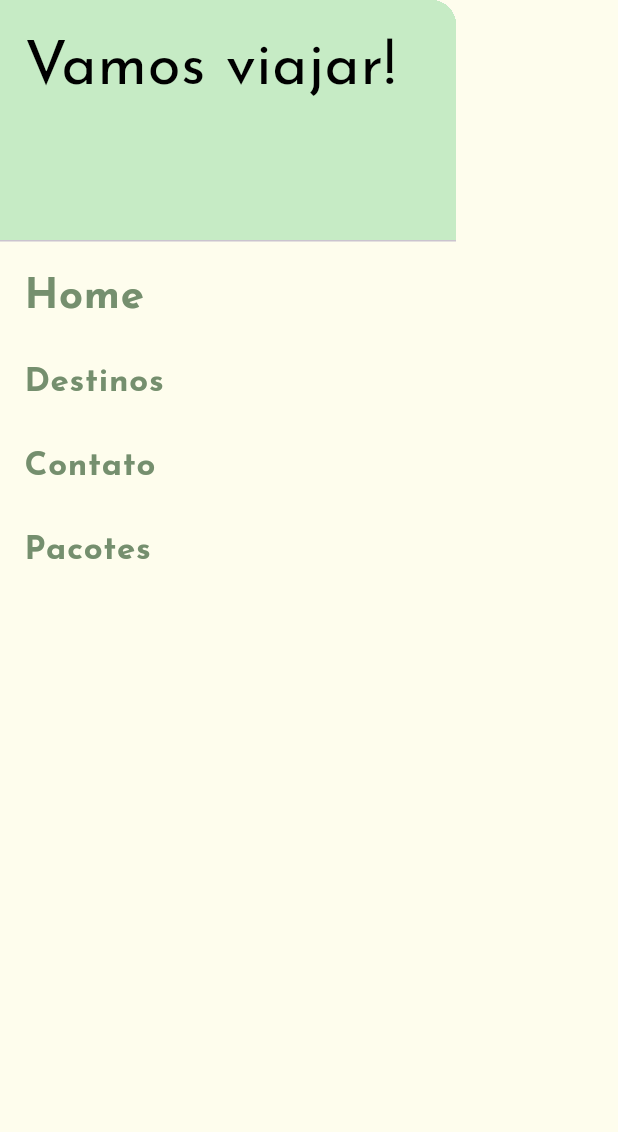
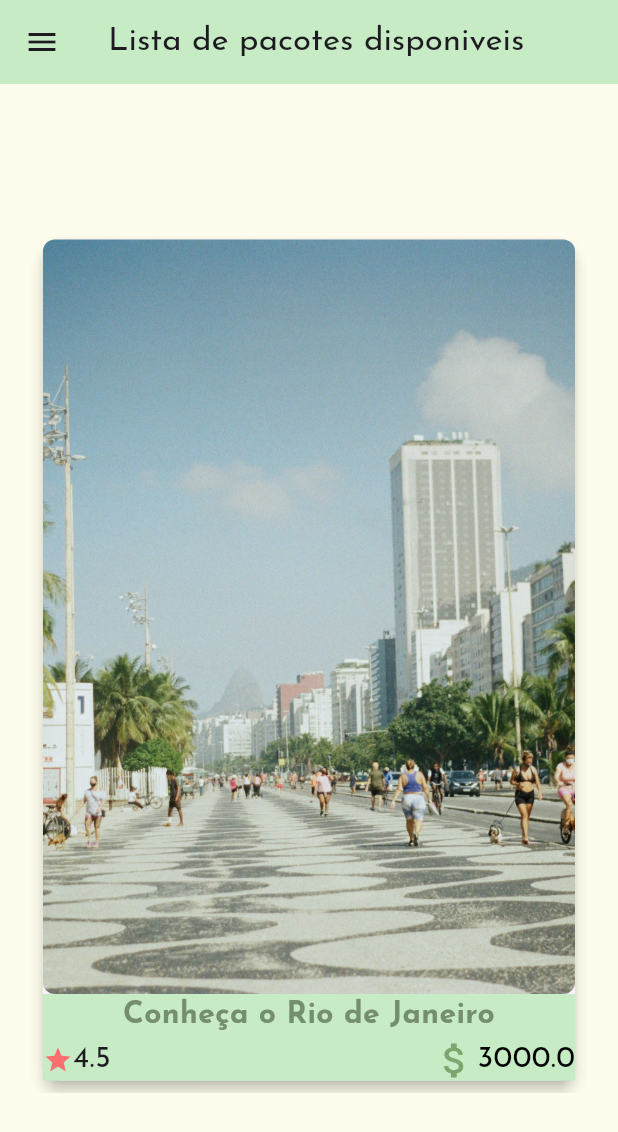
Before and after one commit to IsraelHamdan/missao-praica-lvl2, a Flutter app: the Sidebar widget shown alone on an empty page, opened directly, after a tap on "Pacotes", on a phone screen of 412 x 824 dp. Shown: the top 1132 px of the screen. Run offline on Flutter 3.47's test engine with Material 3 defaults, Android fonts, the phone set to English and light mode, and no system bars; our stand-ins replace google_fonts.

Commit message:
finalizando a pagina de lista de pacotes

```diff
--- a/analysis_options.yaml
+++ b/analysis_options.yaml
@@ -7,6 +7,9 @@
 
 # The following line activates a set of recommended lints for Flutter apps,
 # packages, and plugins designed to encourage good coding practices.
+analyzer:
+  errors:
+    must_be_immutable: ignore
 include: package:flutter_lints/flutter.yaml
 
 linter:
@@ -23,6 +26,5 @@ linter:
   rules:
     # avoid_print: false  # Uncomment to disable the `avoid_print` rule
     # prefer_single_quotes: true  # Uncomment to enable the `prefer_single_quotes` rule
-
 # Additional information about this file can be found at
 # https://dart.dev/guides/language/analysis-options
--- /dev/null
+++ b/lib/pacotes/pacotesList.dart
@@ -0,0 +1,137 @@
+import 'package:flutter/material.dart';
+import 'package:missaopratica/pacotes/pacotePage.dart';
+import 'package:missaopratica/pacotes/pacotesClass.dart';
+import 'package:missaopratica/pacotes/pacotesData.dart';
+import 'package:missaopratica/sidebar/sidebar.dart';
+
+class PacotesList extends StatelessWidget {
+  List<PacoteViagem> pacotes;
+  PacotesList({Key? key, required this.pacotes});
+
+  @override
+  Widget build(BuildContext context) {
+    return Scaffold(
+      appBar: AppBar(
+        title: const Text('Lista de pacotes disponiveis'),
+        backgroundColor: const Color(0xFFC6EBC5),
+      ),
+      drawer: const Sidebar(),
+      body: Center(
+        child: SizedBox(
+          width: MediaQuery.of(context).size.width * 0.9,
+          height: MediaQuery.of(context).size.height * 0.7,
+          child: Column(
+            children: [
+              Expanded(
+                  child: PageView.builder(
+                      scrollDirection: Axis.horizontal,
+                      itemCount: pacotesViagem.length,
+                      itemBuilder: (context, index) {
+                        final pacote = pacotesViagem[index];
+                        final localidade = pacote.informacoes[0].locais[0];
+                        final fotos = localidade.fotos;
+
+                        return GestureDetector(
+                          onTap: () {
+                            Navigator.push(
+                                context,
+                                MaterialPageRoute(
+                                    builder: (context) =>
+                                        PacotePage(pacote: pacote)));
+                          },
+                          child: Card(
+                            elevation: 4,
+                            margin: const EdgeInsets.all(8),
+                            child: SizedBox(
+                                width: MediaQuery.of(context).size.width * 0.6,
+                                height:
+                                    MediaQuery.of(context).size.height * 0.3,
+                                child: Column(
+                                  crossAxisAlignment: CrossAxisAlignment.start,
+                                  children: [
+                                    Expanded(
+                                      child: ClipRRect(
+                                        borderRadius: BorderRadius.circular(8),
+                                        child: Image.asset(
+                                          fotos[0].foto1,
+                                          fit: BoxFit.cover,
+                                          width: double.infinity,
+                                        ),
+                                      ),
+                                    ),
+                                    Container(
+                                        width: double.infinity,
+                                        height:
+                                            MediaQuery.of(context).size.height *
+                                                0.07,
+                                        color: const Color(0xFFC6EBC5),
+                                        child: Column(
+                                          crossAxisAlignment:
+                                              CrossAxisAlignment.start,
+                                          children: [
+                                            Center(
+                                              child: Text(
+                                                "${pacotesViagem[index].nome}",
+                                                style: const TextStyle(
+                                                  color: Color.fromARGB(
+                                                      255, 117, 143, 110),
+                                                  fontSize: 20,
+                                                  fontWeight: FontWeight.bold,
+                                                ),
+                                                textAlign: TextAlign.center,
+                                              ),
+                                            ),
+                                            Row(
+                                              mainAxisAlignment:
+                                                  MainAxisAlignment
+                                                      .spaceBetween,
+                                              children: [
+                                                Row(
+                                                  children: [
+                                                    const Icon(
+                                                      Icons.star,
+                                                      size: 20,
+                                                      color: Color(0xFFFA7070),
+                                                    ),
+                                                    Text(
+                                                      "${pacotesViagem[index].informacoes[0].avaliacao}",
+                                                      style: const TextStyle(
+                                                          fontSize: 20),
+                                                    ),
+                                                  ],
+                                                ),
+                                                Row(
+                                                  children: [
+                                                    const Icon(
+                                                      Icons.attach_money,
+                                                      size: 30,
+                                                      color: Color.fromARGB(
+                                                          255, 123, 167, 111),
+                                                    ),
+                                                    Text(
+                                                      "${pacotesViagem[index].informacoes[0].valor}",
+                                                      style: const TextStyle(
+                                                        color: Colors.black,
+                                                        fontSize: 20,
+                                                      ),
+                                                      textAlign:
+                                                          TextAlign.center,
+                                                    ),
+                                                  ],
+                                                )
+                                              ],
+                                            )
+                                          ],
+                                        ))
+                                  ],
+                                )),
+                          ),
+                        );
+                      }))
+            ],
+          ),
+        ),
+      ),
+    );
+  }
+}
--- a/lib/sidebar/sidebar.dart
+++ b/lib/sidebar/sidebar.dart
@@ -6,6 +6,9 @@ import 'package:missaopratica/destinos/destinoClass.dart';
 import 'package:missaopratica/destinos/destinosCard.dart';
 import 'package:missaopratica/destinos/destinosData.dart';
 import 'package:missaopratica/home/home.dart';
+import 'package:missaopratica/pacotes/pacotesClass.dart';
+import 'package:missaopratica/pacotes/pacotesData.dart';
+import 'package:missaopratica/pacotes/pacotesList.dart';
 
 class Sidebar extends StatelessWidget {
   const Sidebar({super.key});
@@ -13,6 +16,7 @@ class Sidebar extends StatelessWidget {
   Widget build(BuildContext context) {
     List<Destino> destinos = destinosData;
     List<Contato> contatos = contatosData;
+    List<PacoteViagem> pacotes = pacotesViagem;
     return Drawer(
       child: Container(
         color: const Color(0xFFFEFDED),
@@ -74,7 +78,10 @@ class Sidebar extends StatelessWidget {
                       fontWeight: FontWeight.bold,
                       fontSize: 22)),
               onTap: () {
-                Navigator.pushNamed(context, '/sobre');
+                Navigator.push(
+                    context,
+                    MaterialPageRoute(
+                        builder: (context) => PacotesList(pacotes: pacotes)));
               },
             ),
           ],
```
